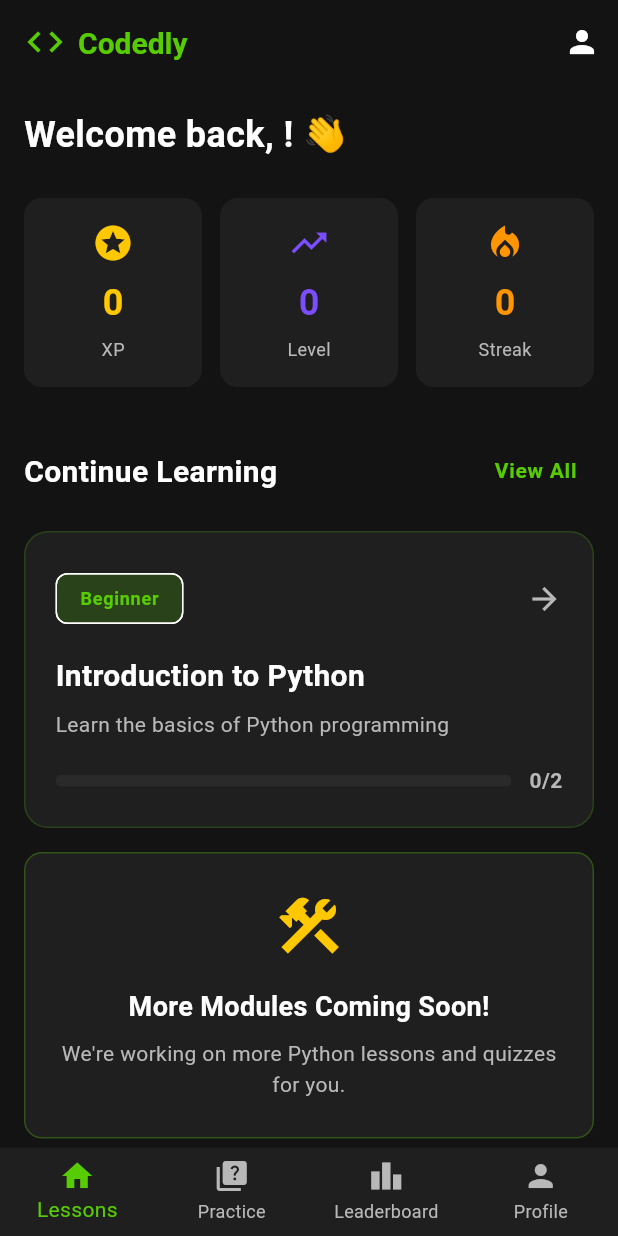
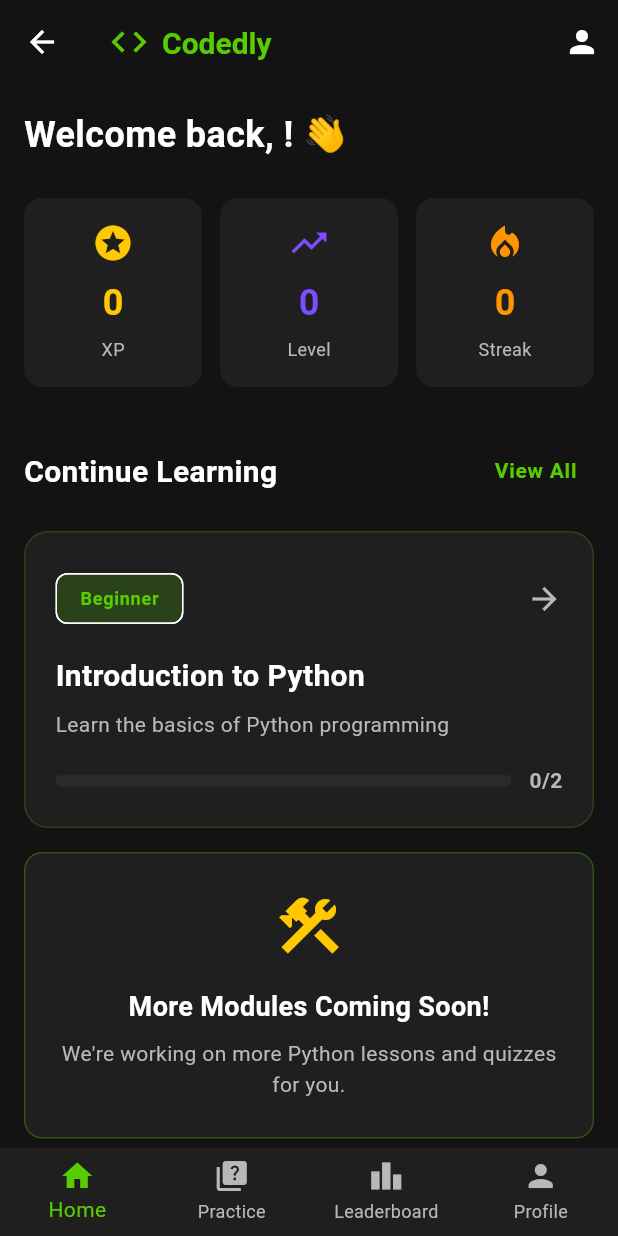
Before and after one commit to qulDev/codedly, a Flutter app: the HomeScreen screen opened directly, on a phone screen of 412 x 824 dp. Run offline on Flutter 3.47's test engine with Material 3 defaults, Android fonts, the phone set to English and light mode, and no system bars; our stand-ins replace connectivity_plus, dartz, equatable, flutter_dotenv, flutter_riverpod, get_it and 3 more; missing offline and left inert: flutter_python_bridge; accounts and stored records are empty; generated files the repository leaves out were written again.

Commit message:
fix: bottom navigator bar

```diff
--- a/lib/core/l10n/app_en.arb
+++ b/lib/core/l10n/app_en.arb
@@ -96,6 +96,10 @@
   "@nameTooLong": {
     "description": "Display name too long error"
   },
+  "home": "Home",
+  "@home": {
+    "description": "Home tab label"
+  },
   "lessons": "Lessons",
   "@lessons": {
     "description": "Lessons tab label"
--- a/lib/core/l10n/app_id.arb
+++ b/lib/core/l10n/app_id.arb
@@ -24,6 +24,7 @@
   "nameRequired": "Nama tampilan wajib diisi",
   "nameTooShort": "Nama tampilan minimal 2 karakter",
   "nameTooLong": "Nama tampilan maksimal 30 karakter",
+  "home": "beranda",
   "lessons": "Pelajaran",
   "practice": "Latihan",
   "leaderboard": "Papan Peringkat",
--- a/lib/features/home/presentation/screens/home_screen.dart
+++ b/lib/features/home/presentation/screens/home_screen.dart
@@ -239,7 +239,7 @@ class HomeScreen extends ConsumerWidget {
         items: [
           BottomNavigationBarItem(
             icon: const Icon(Icons.home),
-            label: l10n.lessons,
+            label: l10n.home,
           ),
           BottomNavigationBarItem(
             icon: const Icon(Icons.quiz),
@@ -258,7 +258,7 @@ class HomeScreen extends ConsumerWidget {
           if (index == 0) {
             Navigator.push(
               context,
-              MaterialPageRoute(builder: (context) => const ModulesScreen()),
+              MaterialPageRoute(builder: (context) => const HomeScreen()),
             );
           } else if (index == 3) {
             Navigator.push(
--- a/lib/features/profile/presentation/screens/profile_screen.dart
+++ b/lib/features/profile/presentation/screens/profile_screen.dart
@@ -1,5 +1,6 @@
 import 'package:codedly/core/theme/colors.dart';
 import 'package:codedly/features/auth/presentation/providers/auth_provider.dart';
+import 'package:codedly/features/home/presentation/screens/home_screen.dart';
 import 'package:codedly/features/lessons/presentation/screens/modules_screen.dart';
 import 'package:codedly/features/profile/presentation/providers/profile_settings_provider.dart';
 import 'package:codedly/features/profile/presentation/providers/profile_settings_state.dart';
@@ -165,7 +166,7 @@ class _ProfileScreenState extends ConsumerState<ProfileScreen> {
         type: BottomNavigationBarType.fixed,
         currentIndex: 3,
         items: const [
-          BottomNavigationBarItem(icon: Icon(Icons.home), label: 'Lessons'),
+          BottomNavigationBarItem(icon: Icon(Icons.home), label: 'Home'),
           BottomNavigationBarItem(icon: Icon(Icons.quiz), label: 'Practice'),
           BottomNavigationBarItem(
             icon: Icon(Icons.leaderboard),
@@ -178,7 +179,7 @@ class _ProfileScreenState extends ConsumerState<ProfileScreen> {
           if (index == 0) {
             Navigator.push(
               context,
-              MaterialPageRoute(builder: (context) => const ModulesScreen()),
+              MaterialPageRoute(builder: (context) => const HomeScreen()),
             );
           } else {
             ScaffoldMessenger.of(context).showSnackBar(
```
